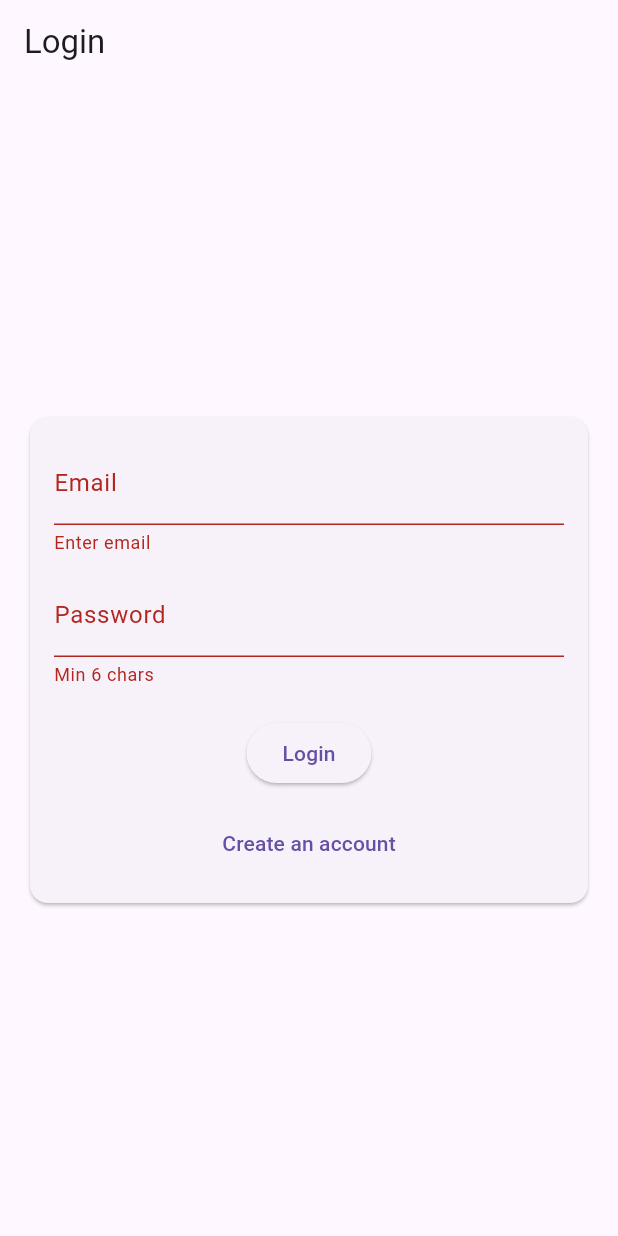
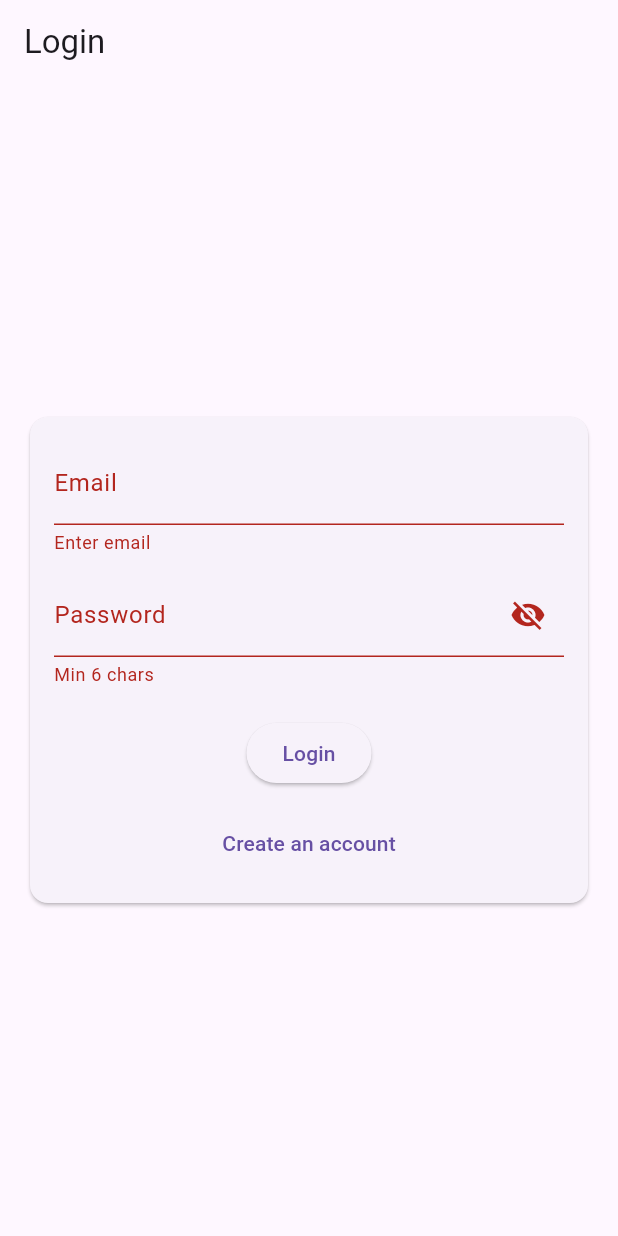
Before and after one commit to strongo01/fFinder, a Flutter app: the screen it shows after launch, after a tap on "Login", on a phone screen of 412 x 824 dp. Run offline on Flutter 3.47's test engine with Material 3 defaults, Android fonts, the phone set to English and light mode, and no system bars; our stand-ins replace cloud_firestore, firebase_auth, firebase_core; accounts and stored records are empty.

```diff
--- a/pws/lib/views/login_register_view.dart
+++ b/pws/lib/views/login_register_view.dart
@@ -1,5 +1,6 @@
 import 'package:flutter/material.dart';
 import 'package:firebase_auth/firebase_auth.dart';
+import 'package:cloud_firestore/cloud_firestore.dart';
 
 class LoginRegisterView extends StatefulWidget {
   const LoginRegisterView({super.key});
@@ -15,6 +16,7 @@ class _LoginRegisterViewState extends State<LoginRegisterView> {
   final _passwordController = TextEditingController();
   bool _isLogin = true;
   bool _loading = false;
+  bool _obscurePassword = true;
 
   Future<void> _submit() async {
     if (!_formKey.currentState!.validate()) return;
@@ -24,9 +26,38 @@ class _LoginRegisterViewState extends State<LoginRegisterView> {
 
     try {
       if (_isLogin) {
-        await _auth.signInWithEmailAndPassword(email: email, password: password);
+        final cred = await _auth.signInWithEmailAndPassword(email: email, password: password);
+        final user = cred.user;
+        if (user != null) {
+          final usersRef = FirebaseFirestore.instance.collection('users').doc(user.uid);
+          final doc = await usersRef.get();
+          final now = FieldValue.serverTimestamp();
+          if (!doc.exists) {
+            await usersRef.set({
+              'uid': user.uid,
+              'email': user.email,
+              'createdAt': now,
+            });
+          } else {
+            final data = doc.data() ?? {};
+            final updates = <String, Object?>{};
+            if (!data.containsKey('uid')) updates['uid'] = user.uid;
+            if (!data.containsKey('email')) updates['email'] = user.email;
+            if (!data.containsKey('createdAt')) updates['createdAt'] = now;
+            if (updates.isNotEmpty) await usersRef.update(updates);
+          }
+        }
       } else {
-        await _auth.createUserWithEmailAndPassword(email: email, password: password);
+        final cred = await _auth.createUserWithEmailAndPassword(email: email, password: password);
+        final user = cred.user;
+        if (user != null) {
+          final usersRef = FirebaseFirestore.instance.collection('users').doc(user.uid);
+          await usersRef.set({
+            'uid': user.uid,
+            'email': user.email,
+            'createdAt': FieldValue.serverTimestamp(),
+          });
+        }
       }
       if (!mounted) return;
       Navigator.of(context).pushReplacement(MaterialPageRoute(builder: (_) => const _HomeScreen()));
@@ -75,8 +106,16 @@ class _LoginRegisterViewState extends State<LoginRegisterView> {
                       const SizedBox(height: 12),
                       TextFormField(
                         controller: _passwordController,
-                        obscureText: true,
-                        decoration: const InputDecoration(labelText: 'Password'),
+                        obscureText: _obscurePassword,
+                        decoration: InputDecoration(
+                          labelText: 'Password',
+                          suffixIcon: IconButton(
+                            icon: Icon(
+                              _obscurePassword ? Icons.visibility_off : Icons.visibility,
+                            ),
+                            onPressed: () => setState(() => _obscurePassword = !_obscurePassword),
+                          ),
+                        ),
                         validator: (v) => (v == null || v.length < 6) ? 'Min 6 chars' : null,
                       ),
                       const SizedBox(height: 20),
--- a/pws/pubspec.yaml
+++ b/pws/pubspec.yaml
@@ -36,6 +36,7 @@ dependencies:
   cupertino_icons: ^1.0.8
   firebase_core: ^4.1.1
   firebase_auth: ^6.1.0
+  cloud_firestore: ^6.0.2
 
 dev_dependencies:
   flutter_test:
@@ -46,7 +47,7 @@ dev_dependencies:
   # activated in the `analysis_options.yaml` file located at the root of your
   # package. See that file for information about deactivating specific lint
   # rules and activating additional ones.
-  flutter_lints: ^5.0.0
+  flutter_lints: ^6.0.0
 
 # For information on the generic Dart part of this file, see the
 # following page: https://dart.dev/tools/pub/pubspec
```
Also changed, not shown: pws/pubspec.lock, 9 other files.
